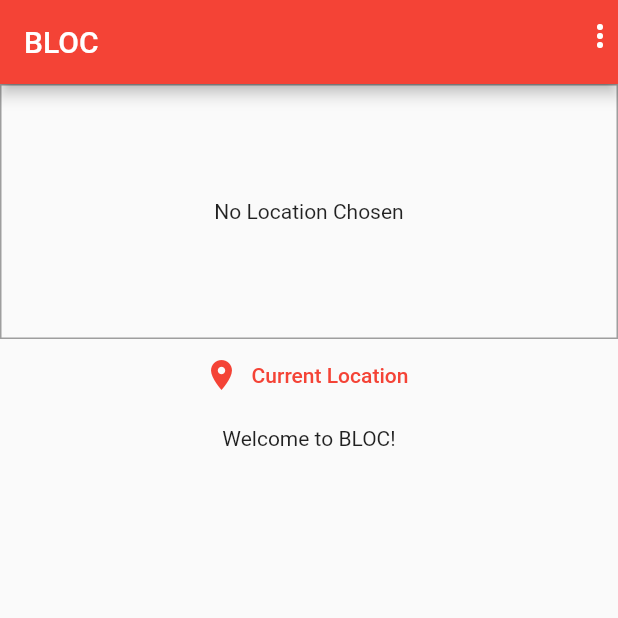
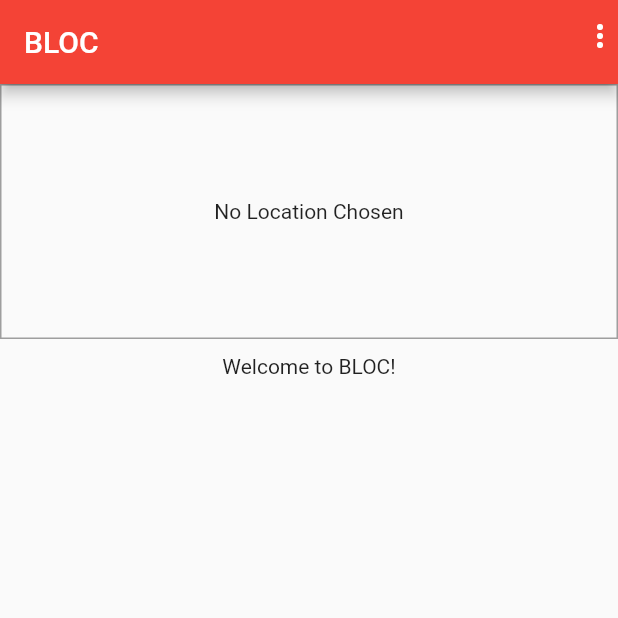
Before and after one commit to novjean/bloc, a Flutter app: the screen it shows once a user with an empty profile is signed in, on a phone screen of 412 x 824 dp, the top half of it. Run offline on Flutter 3.47's test engine with Material 2 defaults, Android fonts, the phone set to English and light mode, and no system bars; our stand-ins replace cloud_firestore, firebase_auth, firebase_core, firebase_storage, google_maps_flutter, image_picker and 1 more; accounts and stored records are empty.

Commit message:
auto pull user location and display

```diff
--- a/lib/widgets/map/location_input.dart
+++ b/lib/widgets/map/location_input.dart
@@ -50,6 +50,9 @@ class _LocationInputState extends State<LocationInput> {
 
   @override
   Widget build(BuildContext context) {
+    if(_previewImageUrl == null) {
+      _getCurrentUserLocation();
+    }
     return Column(
       children: [
         Container(
@@ -70,23 +73,23 @@ class _LocationInputState extends State<LocationInput> {
             width: double.infinity,
           ),
         ),
-        Row(
-          mainAxisAlignment: MainAxisAlignment.center,
-          children: [
-            FlatButton.icon(
-              onPressed: _getCurrentUserLocation,
-              icon: Icon(Icons.location_on),
-              label: Text('Current Location'),
-              textColor: Theme.of(context).primaryColor,
-            ),
-            // FlatButton.icon(
-            //   onPressed: _selectOnMap,
-            //   icon: Icon(Icons.map),
-            //   label: Text('Select on Map'),
-            //   textColor: Theme.of(context).primaryColor,
-            // ),
-          ],
-        )
+        // Row(
+        //   mainAxisAlignment: MainAxisAlignment.center,
+        //   children: [
+        //     FlatButton.icon(
+        //       onPressed: _getCurrentUserLocation,
+        //       icon: Icon(Icons.location_on),
+        //       label: Text('Current Location'),
+        //       textColor: Theme.of(context).primaryColor,
+        //     ),
+        //     // FlatButton.icon(
+        //     //   onPressed: _selectOnMap,
+        //     //   icon: Icon(Icons.map),
+        //     //   label: Text('Select on Map'),
+        //     //   textColor: Theme.of(context).primaryColor,
+        //     // ),
+        //   ],
+        // )
       ],
     );
   }
```
